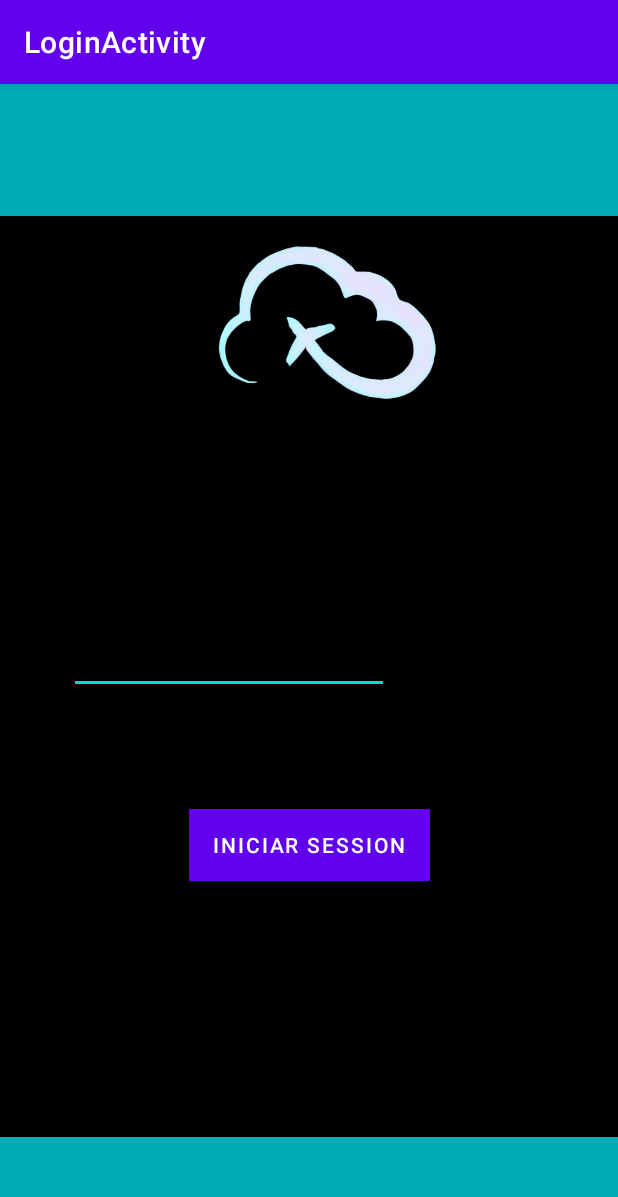
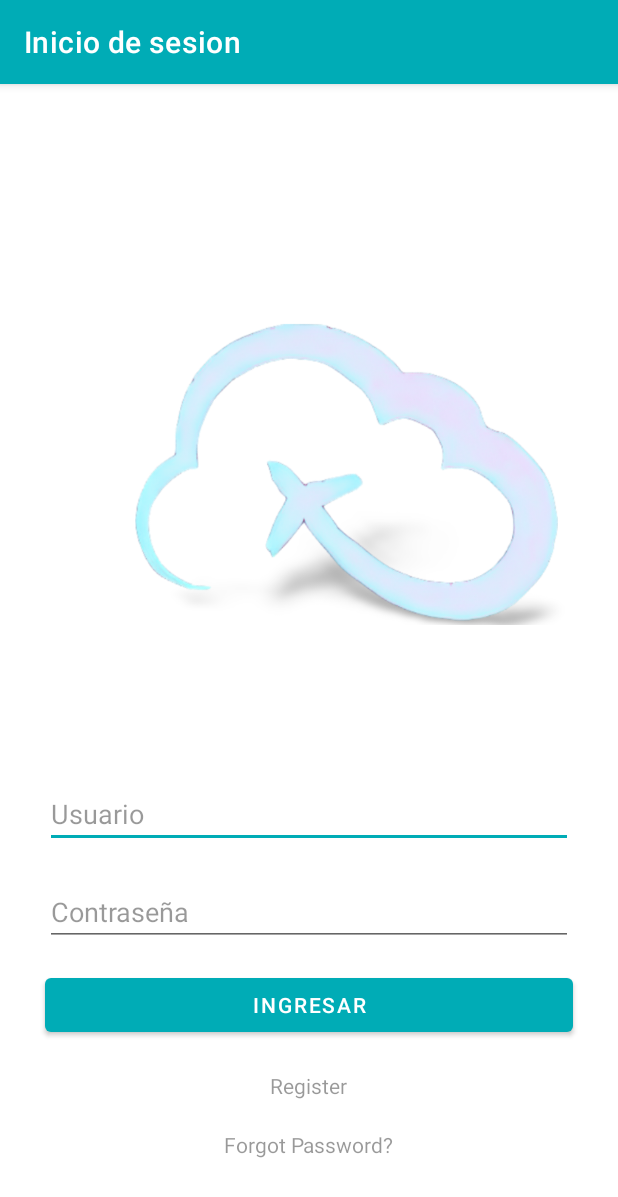
Before and after one commit to Duartemario501/SistemasdeBoletosAereos, an Android app: the screen it shows after launch (LoginActivity), on a phone screen of 412 x 824 dp. Shown: the top 1197 px of the screen. Run offline under Robolectric (Android 15) with nearby library versions, the phone set to English and light mode, and no system bars.

Commit message:
Interfaz login y registro

```diff
--- a/app/src/main/AndroidManifest.xml
+++ b/app/src/main/AndroidManifest.xml
@@ -14,8 +14,8 @@
         <activity
             android:name=".Login.LoginActivity"
             android:exported="false"
-            android:label="@string/title_activity_login"
-            android:theme="@style/Theme.SistemasdeBoletosAereos.Fullscreen"/>/>
+            android:label="Inicio de sesion"/>
+
         <activity
             android:name=".Login.RegistroActivity"
             android:exported="false"
--- a/app/src/main/res/layout/activity_login.xml
+++ b/app/src/main/res/layout/activity_login.xml
@@ -1,124 +1,77 @@
 <?xml version="1.0" encoding="utf-8"?>
-<androidx.constraintlayout.widget.ConstraintLayout xmlns:android="http://schemas.android.com/apk/res/android"
+<RelativeLayout xmlns:android="http://schemas.android.com/apk/res/android"
     xmlns:app="http://schemas.android.com/apk/res-auto"
     xmlns:tools="http://schemas.android.com/tools"
     android:layout_width="match_parent"
     android:layout_height="match_parent"
     tools:context=".Login.LoginActivity">
 
-    <EditText
-        android:id="@+id/editTextTextPassword"
+    <ImageView
+        android:id="@+id/logo"
         android:layout_width="wrap_content"
         android:layout_height="wrap_content"
-        android:ems="10"
+        android:layout_marginTop="20dp"
+        app:srcCompat="@drawable/landscape_format__transparent_background__shadow_designify" />
+
+    <EditText
+        android:id="@+id/username"
+        android:layout_width="match_parent"
+        android:layout_height="wrap_content"
+        android:layout_below="@id/logo"
+        android:layout_marginLeft="30dp"
+        android:layout_marginTop="-6dp"
+        android:layout_marginRight="30dp"
+        android:hint="Usuario"
+        android:inputType="text"
+        android:textColor="@color/black_overlay"
+        android:textColorHint="@color/black_overlay" />
+
+    <EditText
+        android:id="@+id/password"
+        android:layout_width="match_parent"
+        android:layout_height="wrap_content"
+        android:layout_below="@id/username"
+        android:layout_marginTop="20dp"
+        android:layout_marginLeft="30dp"
+        android:layout_marginRight="30dp"
         android:hint="Contraseña"
         android:inputType="textPassword"
-        app:layout_constraintBottom_toBottomOf="parent"
-        app:layout_constraintEnd_toEndOf="parent"
-        app:layout_constraintHorizontal_bias="0.233"
-        app:layout_constraintStart_toStartOf="parent"
-        app:layout_constraintTop_toTopOf="parent"
-        tools:ignore="MissingConstraints" />
+        android:textColor="@color/black_overlay"
+        android:textColorHint="@color/black_overlay" />
 
     <Button
-        android:id="@+id/button"
+        android:id="@+id/login"
+        android:layout_width="match_parent"
+        android:layout_height="wrap_content"
+        android:layout_below="@id/password"
+        android:layout_marginLeft="30dp"
+        android:layout_marginTop="15dp"
+        android:layout_marginRight="30dp"
+        android:text="Ingresar"
+        android:textColor="@color/white"
+        android:textColorHint="@color/white" />
+
+    <TextView
+        android:id="@+id/register"
         android:layout_width="wrap_content"
         android:layout_height="wrap_content"
-        android:background="#00ACB6"
-        android:text="Iniciar session"
-        app:layout_constraintBottom_toTopOf="@+id/txtEmpresa4"
-        app:layout_constraintEnd_toEndOf="parent"
-        app:layout_constraintStart_toStartOf="parent"
-        app:layout_constraintTop_toBottomOf="@+id/editTextTextPassword"
-        app:layout_constraintVertical_bias="0.309"
-        tools:ignore="MissingConstraints" />
+        android:layout_below="@id/login"
+        android:layout_centerHorizontal="true"
+        android:layout_marginTop="20dp"
+        android:text="Register"
+        android:textColor="@color/black_overlay"
+        android:textColorHint="@color/white" />
 
-    <EditText
-        android:id="@+id/editTextTextEmailAddress"
+    <TextView
+        android:id="@+id/forgot_password"
         android:layout_width="wrap_content"
         android:layout_height="wrap_content"
-        android:ems="10"
-        android:hint="Usuario"
-        android:inputType="textEmailAddress"
-        app:layout_constraintBottom_toTopOf="@+id/editTextTextPassword"
-        app:layout_constraintEnd_toEndOf="parent"
-        app:layout_constraintHorizontal_bias="0.233"
-        app:layout_constraintStart_toStartOf="parent"
-        app:layout_constraintTop_toBottomOf="@+id/imageView6"
-        app:layout_constraintVertical_bias="0.634"
-        tools:ignore="MissingConstraints" />
-
-    <TextView
-        android:id="@+id/txtEmpresa3"
-        android:layout_width="416dp"
-        android:layout_height="88dp"
-        android:layout_marginBottom="16dp"
-        android:background="#00acb6"
-        android:text=""
-        android:textAlignment="center"
-        android:textColor="@color/white"
-        android:textSize="40dp"
-        android:textStyle="italic"
-        app:layout_constraintBottom_toTopOf="@+id/imageView6"
-        app:layout_constraintEnd_toEndOf="parent"
-        app:layout_constraintStart_toStartOf="parent"
-        app:layout_constraintTop_toTopOf="parent"
-        app:layout_constraintVertical_bias="0.0"
-        tools:ignore="MissingConstraints" />
-
-    <TextView
-        android:id="@+id/txtEmpresa4"
-        android:layout_width="412dp"
-        android:layout_height="66dp"
-        android:background="#00acb6"
-        android:text=""
-        android:textAlignment="center"
-        android:textColor="@color/white"
-        android:textSize="40dp"
-        android:textStyle="italic"
-        app:layout_constraintBottom_toBottomOf="parent"
-        app:layout_constraintEnd_toEndOf="parent"
-        app:layout_constraintStart_toStartOf="parent"
-        tools:ignore="MissingConstraints" />
-
-    <ImageView
-        android:id="@+id/imageView6"
-        android:layout_width="212dp"
-        android:layout_height="216dp"
-        android:layout_marginBottom="180dp"
-        app:layout_constraintBottom_toTopOf="@+id/button"
-        app:layout_constraintEnd_toEndOf="parent"
-        app:layout_constraintHorizontal_bias="0.497"
-        app:layout_constraintStart_toStartOf="parent"
-        app:layout_constraintTop_toTopOf="parent"
-        app:srcCompat="@drawable/landscape_format__transparent_background__shadow_designify"
-        tools:ignore="MissingConstraints" />
-
-    <TextView
-        android:id="@+id/textView2"
-        android:layout_width="wrap_content"
-        android:layout_height="wrap_content"
-        android:text="No tienes un usuarios?"
-        android:textSize="15dp"
-        app:layout_constraintBottom_toTopOf="@+id/txtEmpresa4"
-        app:layout_constraintEnd_toEndOf="parent"
-        app:layout_constraintHorizontal_bias="0.213"
-        app:layout_constraintStart_toStartOf="parent"
-        app:layout_constraintTop_toBottomOf="@+id/button"
-        app:layout_constraintVertical_bias="0.32" />
-
-    <TextView
-        android:id="@+id/textView3"
-        android:layout_width="wrap_content"
-        android:layout_height="wrap_content"
-        android:text="Clic aqui"
-        app:layout_constraintBottom_toBottomOf="parent"
-        app:layout_constraintEnd_toEndOf="parent"
-        app:layout_constraintHorizontal_bias="0.177"
-        app:layout_constraintStart_toEndOf="@+id/textView2"
-        app:layout_constraintTop_toTopOf="parent"
-        app:layout_constraintVertical_bias="0.773"
-        tools:ignore="MissingConstraints" />
+        android:layout_below="@id/register"
+        android:layout_centerHorizontal="true"
+        android:layout_marginTop="20dp"
+        android:text="Forgot Password?"
+        android:textColor="@color/black_overlay"
+        android:textColorHint="@color/white" />
 
 
-</androidx.constraintlayout.widget.ConstraintLayout>
+</RelativeLayout>
--- a/app/src/main/res/values/colors.xml
+++ b/app/src/main/res/values/colors.xml
@@ -1,15 +1,15 @@
 <?xml version="1.0" encoding="utf-8"?>
 <resources>
-    <color name="purple_200">#FFBB86FC</color>
-    <color name="purple_500">#FF6200EE</color>
-    <color name="purple_700">#FF3700B3</color>
-    <color name="teal_200">#FF03DAC5</color>
-    <color name="teal_700">#FF018786</color>
+    <color name="purple_200">#00acb6</color>
+    <color name="purple_500">#00acb6</color>
+    <color name="purple_700">#00acb6</color>
+    <color name="teal_200">#00acb6</color>
+    <color name="teal_700">#00acb6</color>
     <color name="black">#FF000000</color>
     <color name="white">#FFFFFFFF</color>
-    <color name="light_blue_600">#FF039BE5</color>
-    <color name="light_blue_900">#FF01579B</color>
-    <color name="light_blue_A200">#FF40C4FF</color>
-    <color name="light_blue_A400">#FF00B0FF</color>
+    <color name="light_blue_600">#00acb6</color>
+    <color name="light_blue_900">#00acb6</color>
+    <color name="light_blue_A200">#00acb6</color>
+    <color name="light_blue_A400">#00acb6</color>
     <color name="black_overlay">#66000000</color>
 </resources>
```
